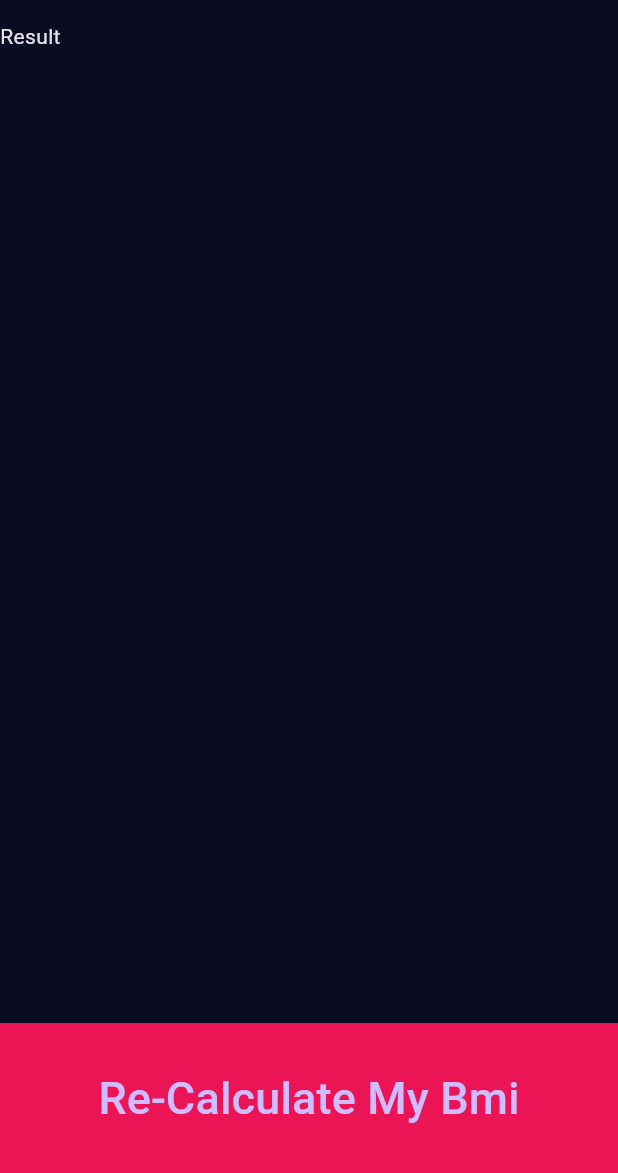
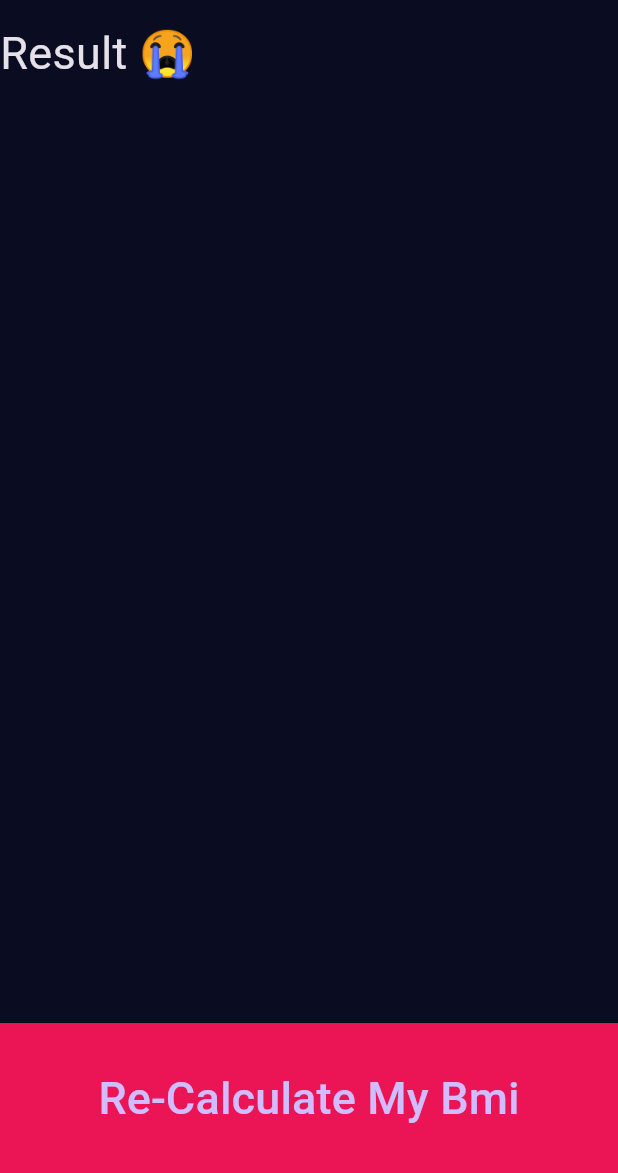
Before and after one commit to Peera-27/Fultter, a Flutter app: the ResultScreen screen opened directly, on a phone screen of 412 x 824 dp, the part 63-1236 px from its top. Run offline on Flutter 3.47's test engine with Material 3 defaults, Android fonts, the phone set to English and light mode, and no system bars.

Commit message:
Update ResultScreen to display a more expressive result message

```diff
--- a/lib/screen/result_screen.dart
+++ b/lib/screen/result_screen.dart
@@ -13,7 +13,7 @@ class ResultScreen extends StatelessWidget {
       body: Column(
         crossAxisAlignment: CrossAxisAlignment.start,
         children: [
-          Expanded(child: Text("Result")),
+          Expanded(child: Text("Result 😭",style: TextStyle(fontSize: 30),)),
           pink_button(label: "Re-Calculate My Bmi", onPressed: ()=>{
             Navigator.pop(context)
           }),
```
